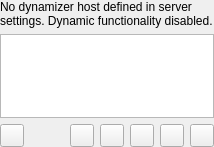
Before: the Qt Designer form dynamic/dynamicpage.ui in polpo/cantata-mac, drawn with Qt 5.
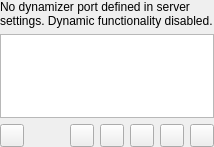
After: the same form once the commit is applied. Custom widgets are drawn as their Qt base class.

What changed in the file:
```diff
--- a/dynamic/dynamicpage.ui
+++ b/dynamic/dynamicpage.ui
@@ -20,7 +20,7 @@
    <item row="0" column="0" colspan="7">
     <widget class="QLabel" name="infoMsg">
      <property name="text">
-      <string>No dynamizer host defined in server settings. Dynamic functionality disabled.</string>
+      <string>No dynamizer port defined in server settings. Dynamic functionality disabled.</string>
      </property>
      <property name="wordWrap">
       <bool>true</bool>
```
